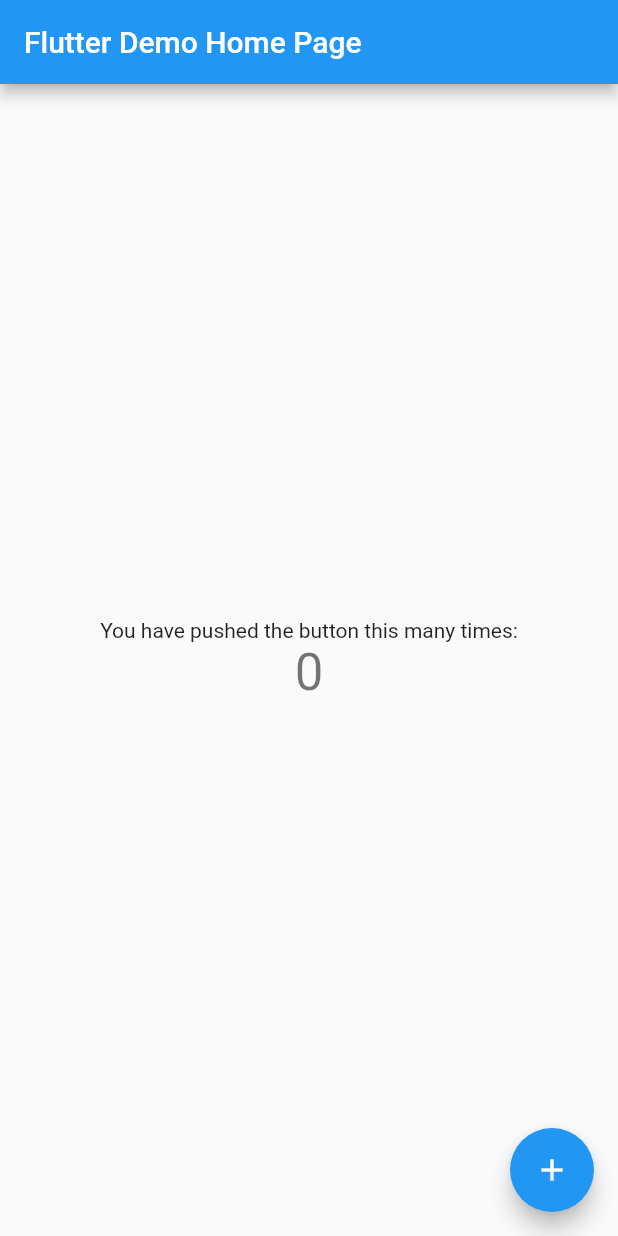
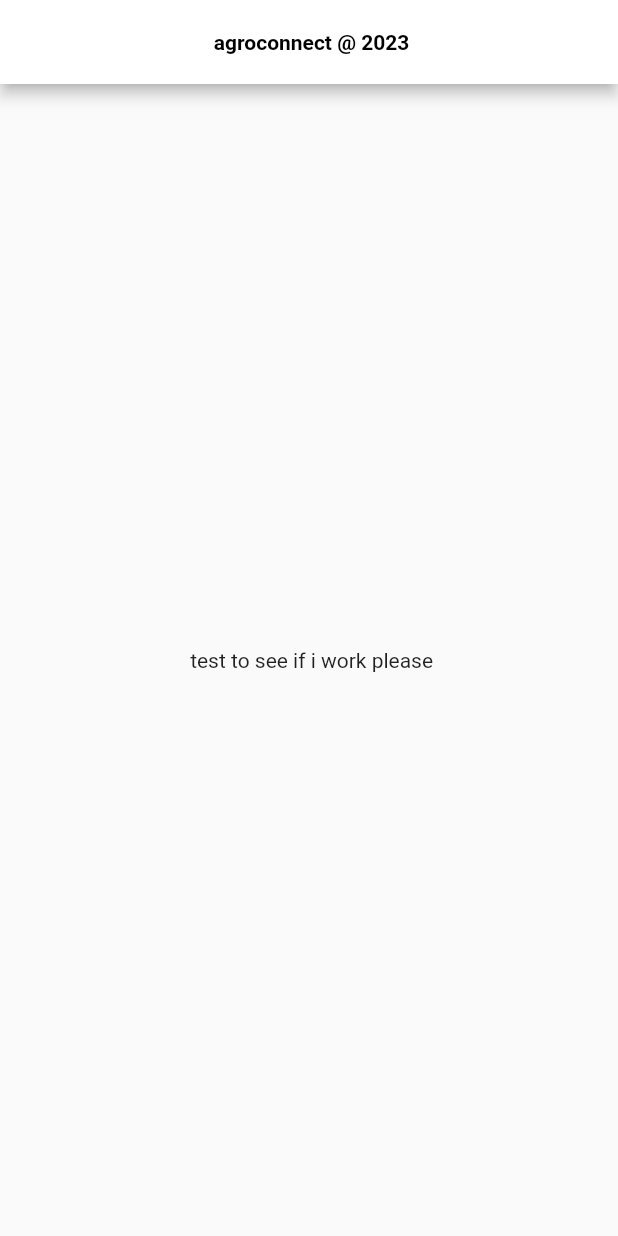
Before and after one commit to Lukong123/agroconnect, a Flutter app: the screen it shows after launch, on a phone screen of 412 x 824 dp. Run offline on Flutter 3.47's test engine with Material 2 defaults, Android fonts, the light colour scheme and no system bars.

Commit message:
test local env

```diff
--- a/lib/main.dart
+++ b/lib/main.dart
@@ -1,115 +1,32 @@
 import 'package:flutter/material.dart';
 
 void main() {
-  runApp(const MyApp());
+  runApp ( MaterialApp(
+    home: Home()
+  ));
+
 }
 
-class MyApp extends StatelessWidget {
-  const MyApp({Key? key}) : super(key: key);
 
-  // This widget is the root of your application.
+class Home extends StatelessWidget {
+  const Home({Key? key}) : super(key: key);
+
   @override
   Widget build(BuildContext context) {
-    return MaterialApp(
-      title: 'Flutter Demo',
-      theme: ThemeData(
-        // This is the theme of your application.
-        //
-        // Try running your application with "flutter run". You'll see the
-        // application has a blue toolbar. Then, without quitting the app, try
-        // changing the primarySwatch below to Colors.green and then invoke
-        // "hot reload" (press "r" in the console where you ran "flutter run",
-        // or simply save your changes to "hot reload" in a Flutter IDE).
-        // Notice that the counter didn't reset back to zero; the application
-        // is not restarted.
-        primarySwatch: Colors.blue,
+    return Scaffold(
+      appBar: AppBar(
+        title: const Text(" agroconnect @ 2023"),
+        centerTitle: true,
+        backgroundColor: Colors.white,
+        titleTextStyle: const TextStyle(
+          color: Colors.black,
+          fontWeight: FontWeight.bold
+        ),
       ),
-      home: const MyHomePage(title: 'Flutter Demo Home Page'),
+      body: const Center(
+        child: Text(" test to see if i work please"),
+      ),
     );
   }
 }
-
-class MyHomePage extends StatefulWidget {
-  const MyHomePage({Key? key, required this.title}) : super(key: key);
-
-  // This widget is the home page of your application. It is stateful, meaning
-  // that it has a State object (defined below) that contains fields that affect
-  // how it looks.
-
-  // This class is the configuration for the state. It holds the values (in this
-  // case the title) provided by the parent (in this case the App widget) and
-  // used by the build method of the State. Fields in a Widget subclass are
-  // always marked "final".
-
-  final String title;
-
-  @override
-  State<MyHomePage> createState() => _MyHomePageState();
-}
-
-class _MyHomePageState extends State<MyHomePage> {
-  int _counter = 0;
-
-  void _incrementCounter() {
-    setState(() {
-      // This call to setState tells the Flutter framework that something has
-      // changed in this State, which causes it to rerun the build method below
-      // so that the display can reflect the updated values. If we changed
-      // _counter without calling setState(), then the build method would not be
-      // called again, and so nothing would appear to happen.
-      _counter++;
-    });
-  }
-
-  @override
-  Widget build(BuildContext context) {
-    // This method is rerun every time setState is called, for instance as done
-    // by the _incrementCounter method above.
-    //
-    // The Flutter framework has been optimized to make rerunning build methods
-    // fast, so that you can just rebuild anything that needs updating rather
-    // than having to individually change instances of widgets.
-    return Scaffold(
-      appBar: AppBar(
-        // Here we take the value from the MyHomePage object that was created by
-        // the App.build method, and use it to set our appbar title.
-        title: Text(widget.title),
-      ),
-      body: Center(
-        // Center is a layout widget. It takes a single child and positions it
-        // in the middle of the parent.
-        child: Column(
-          // Column is also a layout widget. It takes a list of children and
-          // arranges them vertically. By default, it sizes itself to fit its
-          // children horizontally, and tries to be as tall as its parent.
-          //
-          // Invoke "debug painting" (press "p" in the console, choose the
-          // "Toggle Debug Paint" action from the Flutter Inspector in Android
-          // Studio, or the "Toggle Debug Paint" command in Visual Studio Code)
-          // to see the wireframe for each widget.
-          //
-          // Column has various properties to control how it sizes itself and
-          // how it positions its children. Here we use mainAxisAlignment to
-          // center the children vertically; the main axis here is the vertical
-          // axis because Columns are vertical (the cross axis would be
-          // horizontal).
-          mainAxisAlignment: MainAxisAlignment.center,
-          children: <Widget>[
-            const Text(
-              'You have pushed the button this many times:',
-            ),
-            Text(
-              '$_counter',
-              style: Theme.of(context).textTheme.headline4,
-            ),
-          ],
-        ),
-      ),
-      floatingActionButton: FloatingActionButton(
-        onPressed: _incrementCounter,
-        tooltip: 'Increment',
-        child: const Icon(Icons.add),
-      ), // This trailing comma makes auto-formatting nicer for build methods.
-    );
-  }
-}
+// to see the wireframe for each widget.
```
Also changed, not shown: pubspec.lock.
